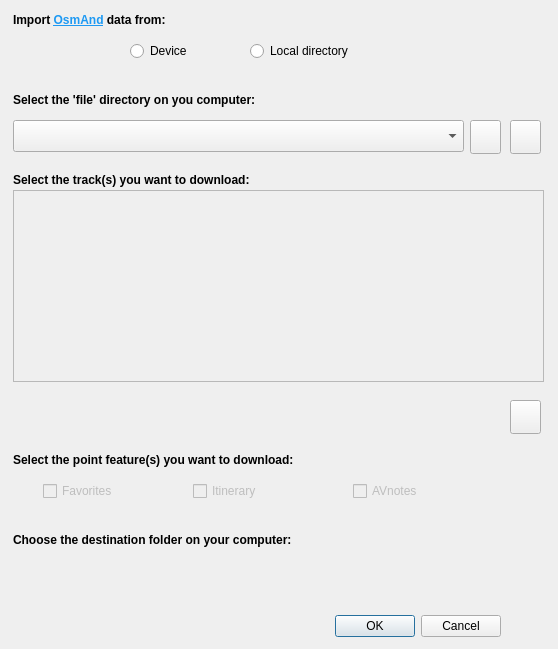
Above: OsmAnd_bridge_import_dialog.ui from sylsta/OsmAnd_bridge before the change. Below: the same form after it.
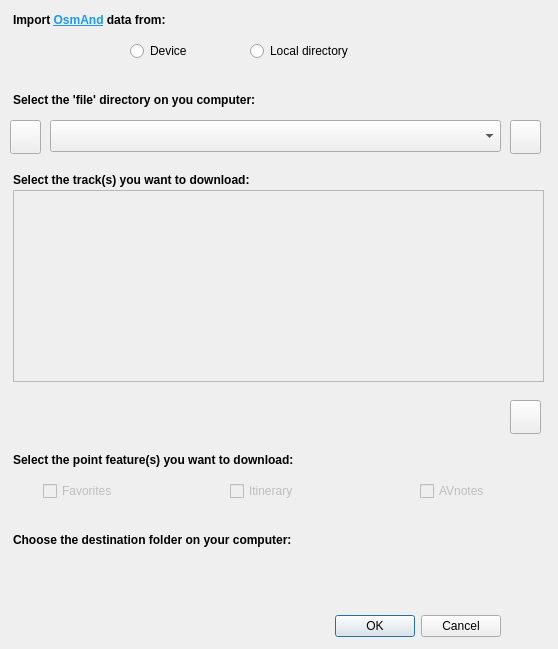
That is the form after the change. Icons and pictures are not drawn. Custom widgets are drawn as their Qt base class.

The edit to the form file:
```diff
--- a/OsmAnd_bridge_import_dialog.ui
+++ b/OsmAnd_bridge_import_dialog.ui
@@ -132,7 +132,7 @@
    </property>
    <property name="geometry">
     <rect>
-     <x>193</x>
+     <x>230</x>
      <y>480</y>
      <width>88</width>
      <height>22</height>
@@ -151,7 +151,7 @@
    </property>
    <property name="geometry">
     <rect>
-     <x>353</x>
+     <x>420</x>
      <y>480</y>
      <width>88</width>
      <height>22</height>
@@ -273,7 +273,7 @@
   <widget class="QComboBox" name="cBdeviceList">
    <property name="geometry">
     <rect>
-     <x>13</x>
+     <x>50</x>
      <y>120</y>
      <width>451</width>
      <height>32</height>
@@ -315,7 +315,7 @@
   <widget class="QPushButton" name="qbRefresh">
    <property name="geometry">
     <rect>
-     <x>470</x>
+     <x>10</x>
      <y>120</y>
      <width>31</width>
      <height>34</height>
```
